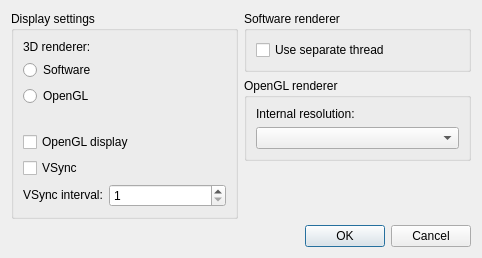
The window that src/frontend/qt_sdl/VideoSettingsDialog.ui (ag-advania/melonPrimeDS) describes before a commit, drawn with Qt 5.
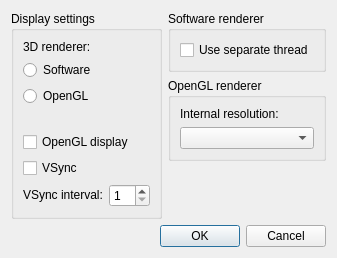
The same window after the commit.

Commit message: * rework GPU's settings interface, make it config-agnostic * make video settings dialog functional, sorta * fix dialogs that were resizable

The edit to the form file:
```diff
--- a/src/frontend/qt_sdl/VideoSettingsDialog.ui
+++ b/src/frontend/qt_sdl/VideoSettingsDialog.ui
@@ -10,10 +10,19 @@
     <height>237</height>
    </rect>
   </property>
+  <property name="sizePolicy">
+   <sizepolicy hsizetype="Fixed" vsizetype="Fixed">
+    <horstretch>0</horstretch>
+    <verstretch>0</verstretch>
+   </sizepolicy>
+  </property>
   <property name="windowTitle">
    <string>Video settings - melonDS</string>
   </property>
   <layout class="QGridLayout" name="gridLayout">
+   <property name="sizeConstraint">
+    <enum>QLayout::SetFixedSize</enum>
+   </property>
    <item row="1" column="1">
     <widget class="QGroupBox" name="groupBox_3">
      <property name="title">
```
The commit also changes 14 other files.
